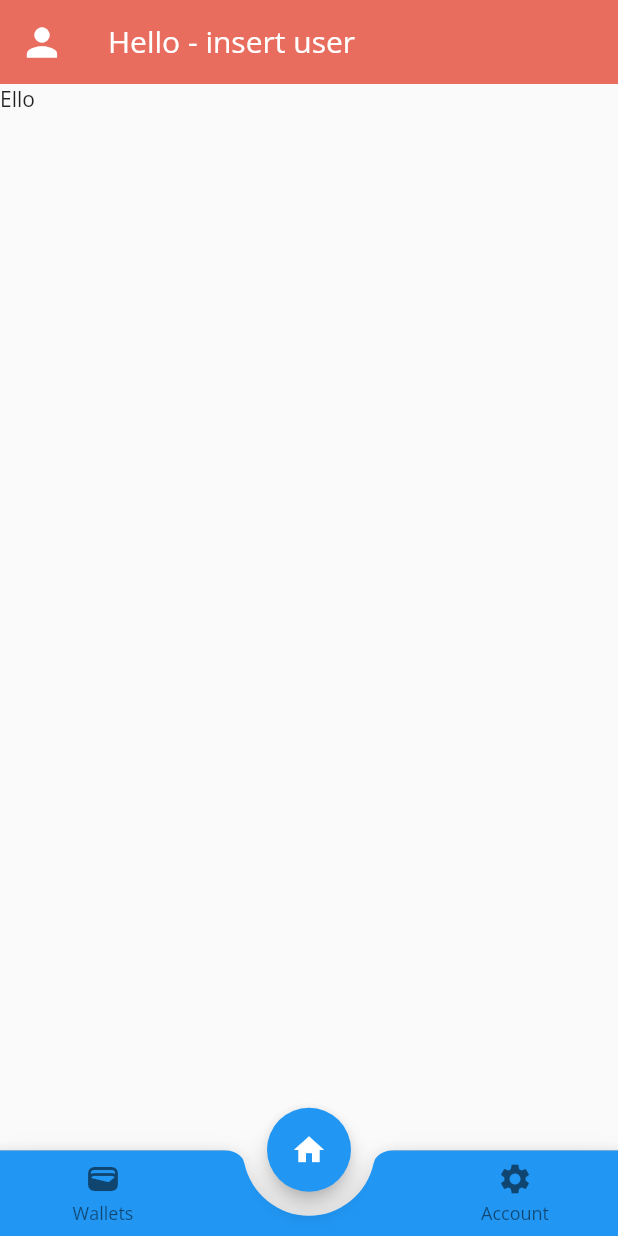
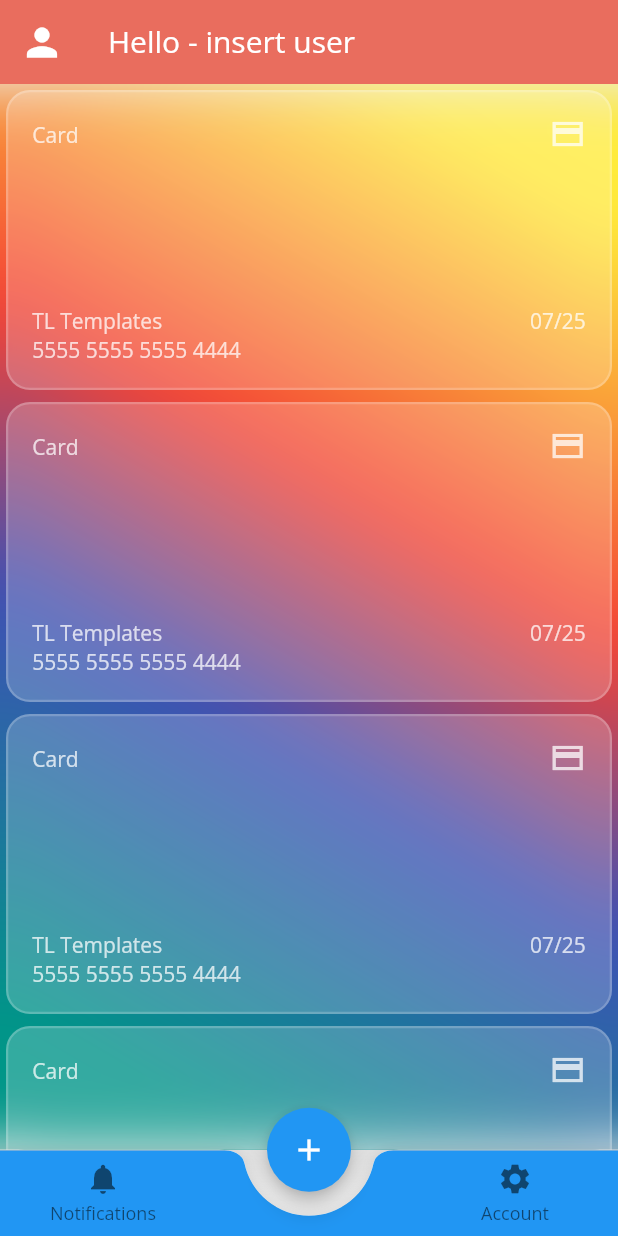
Before and after one commit to Adrian0012/ticketson, a Flutter app: the screen it shows after launch, on a phone screen of 412 x 824 dp. Run offline on Flutter 3.47's test engine with Material 2 defaults, Android fonts, the phone set to English and light mode, and no system bars; our stand-ins replace beamer, bloc, equatable, flutter_bloc, flutter_secure_storage, loading_animation_widget.

Commit message:
init wallet screen

```diff
--- /dev/null
+++ b/ticketson/assets/wallets.json
@@ -0,0 +1,29 @@
+{
+  "data": [
+    {
+      "uid":"b6eaf203-14f0-481b-9d15-e2e6a0b285ea",
+      "name": "Wallet1",
+      "createdAt": "2022-11-01 00:00:32.370"
+    },
+    {
+      "uid":"d8128c05-5f67-4557-a1e2-ffe5e5e5df80",
+      "name": "Wallet2",
+      "createdAt": "2022-11-01 00:00:32.370"
+    },
+    {
+      "uid":"173c891f-5025-485a-8d14-86d13142fe75",
+      "name": "Wallet3",
+      "createdAt": "2022-11-01 00:00:32.370"
+    },
+    {
+      "uid":"50049b76-5ec1-4c42-b9ff-c0c96b9e9e45",
+      "name": "Wallet4",
+      "createdAt": "2022-11-01 00:00:32.370"
+    },
+    {
+      "uid":"fc923114-6838-43f2-9f34-e52b6547c673",
+      "name": "Wallet5",
+      "createdAt": "2022-11-01 00:00:32.370"
+    }
+  ]
+}
--- a/ticketson/lib/modules/dashboard/screens/dashboard.dart
+++ b/ticketson/lib/modules/dashboard/screens/dashboard.dart
@@ -1,7 +1,13 @@
+import 'dart:ui';
+
 import 'package:beamer/beamer.dart';
 import 'package:flutter/material.dart';
+import 'package:flutter_bloc/flutter_bloc.dart';
+import 'package:loading_animation_widget/loading_animation_widget.dart';
 import 'package:ticketson/config/themes/palette.dart';
 import 'package:ticketson/config/urls.dart';
+import 'package:ticketson/modules/wallet/bloc/wallet_bloc.dart';
+import 'package:ticketson/modules/wallet/models/wallet.dart';
 import 'package:ticketson/widgets/bottom_navbar.dart';
 
 class DashboardScreen extends StatefulWidget {
@@ -12,6 +18,14 @@ class DashboardScreen extends StatefulWidget {
 }
 
 class _DashboardScreenState extends State<DashboardScreen> {
+  final WalletBloc _walletBloc = WalletBloc();
+
+  @override
+  void initState() {
+    _walletBloc.add(GetWallets());
+    super.initState();
+  }
+
   @override
   Widget build(BuildContext context) {
     return Scaffold(
@@ -26,9 +40,7 @@ class _DashboardScreenState extends State<DashboardScreen> {
           elevation: 0.0,
           backgroundColor: Palette.primaryColor,
         ),
-        body: Container(
-          child: Text('Ello'),
-        ),
+        body: _buildWallets(),
         bottomNavigationBar: const Navbar(selectedIndex: 1),
         floatingActionButtonLocation:
             FloatingActionButtonLocation.miniCenterDocked,
@@ -36,11 +48,153 @@ class _DashboardScreenState extends State<DashboardScreen> {
           padding: const EdgeInsets.all(8.0),
           child: FloatingActionButton(
             backgroundColor: Colors.blue,
-            child: const Icon(Icons.home),
+            child: const Icon(Icons.add),
             onPressed: () {
               Beamer.of(context).beamToNamed(Routes.dashboard);
             },
           ),
         ));
   }
+
+  Widget _buildWallets() {
+    return BlocProvider(
+      create: (_) => _walletBloc,
+      child: BlocListener<WalletBloc, WalletState>(
+        listener: (context, state) {
+          if (state is WalletsError) {
+            ScaffoldMessenger.of(context).showSnackBar(
+              SnackBar(
+                content: Text(state.errorMessage),
+              ),
+            );
+          }
+        },
+        child: BlocBuilder<WalletBloc, WalletState>(
+          builder: (context, state) {
+            if (state is WalletsInitial) {
+              return LoadingAnimationWidget.beat(
+                  color: Palette.primaryColor, size: 10.0);
+            } else if (state is WalletsLoading) {
+              return LoadingAnimationWidget.beat(
+                  color: Palette.primaryColor, size: 10.0);
+            } else if (state is WalletsLoaded) {
+              return _buildWalletItems(context, state.wallets);
+            } else {
+              return Container();
+            }
+          },
+        ),
+      ),
+    );
+  }
 }
+
+Widget _buildWalletItems(BuildContext context, List<Wallet> model) {
+  // set the listview builder as the container child
+  return Column(
+    children: <Widget>[
+      Expanded(
+        child: Container(
+          decoration: BoxDecoration(
+            borderRadius: BorderRadius.circular(16.0),
+            gradient: const LinearGradient(
+              begin: Alignment.topRight,
+              end: Alignment.bottomLeft,
+              stops: [
+                0.1,
+                0.4,
+                0.6,
+                0.9,
+              ],
+              colors: [
+                Colors.yellow,
+                Colors.red,
+                Colors.indigo,
+                Colors.teal,
+              ],
+            ),
+            boxShadow: [
+              BoxShadow(
+                blurRadius: 16,
+                spreadRadius: 16,
+                color: Colors.black.withOpacity(0.1),
+              ),
+            ],
+          ),
+          child: ClipRRect(
+            child: BackdropFilter(
+              filter: ImageFilter.blur(
+                sigmaX: 20.0,
+                sigmaY: 20.0,
+              ),
+              child: ListView.builder(
+                  itemCount: model.length,
+                  itemBuilder: (BuildContext content, int index) {
+                    final Wallet wallett = model[index];
+                    return const Padding(
+                      padding: EdgeInsets.all(4.0),
+                      child: test(),
+                    );
+                  }),
+            ),
+          ),
+        ),
+      )
+    ],
+  );
+}
+
+class test extends StatelessWidget {
+  const test({
+    Key? key,
+  }) : super(key: key);
+
+  @override
+  Widget build(BuildContext context) {
+    return Container(
+        width: 360,
+        height: 200,
+        decoration: BoxDecoration(
+            color: Colors.white.withOpacity(0.2),
+            borderRadius: BorderRadius.circular(16.0),
+            border: Border.all(
+              width: 1.5,
+              color: Colors.white.withOpacity(0.2),
+            )),
+        child: Padding(
+          padding: const EdgeInsets.all(16.0),
+          child: Column(
+            children: [
+              Row(
+                mainAxisAlignment: MainAxisAlignment.spaceBetween,
+                children: [
+                  Text('Card',
+                      style: TextStyle(color: Colors.white.withOpacity(0.75))),
+                  Icon(
+                    Icons.credit_card_sharp,
+                    color: Colors.white.withOpacity(0.75),
+                  )
+                ],
+              ),
+              const Spacer(),
+              Row(
+                mainAxisAlignment: MainAxisAlignment.spaceBetween,
+                children: [
+                  Text('TL Templates',
+                      style: TextStyle(color: Colors.white.withOpacity(0.75))),
+                  Text('07/25',
+                      style: TextStyle(color: Colors.white.withOpacity(0.75))),
+                ],
+              ),
+              Row(
+                mainAxisAlignment: MainAxisAlignment.spaceBetween,
+                children: [
+                  Text('5555 5555 5555 4444',
+                      style: TextStyle(color: Colors.white.withOpacity(0.75))),
+                ],
+              )
+            ],
+          ),
+        ));
+  }
+}
--- /dev/null
+++ b/ticketson/lib/modules/wallet/bloc/wallet_bloc.dart
@@ -0,0 +1,23 @@
+import 'package:bloc/bloc.dart';
+import 'package:equatable/equatable.dart';
+import 'package:ticketson/modules/wallet/models/wallet.dart';
+import 'package:ticketson/modules/wallet/repository/wallet_repository.dart';
+
+part 'wallet_event.dart';
+part 'wallet_state.dart';
+
+class WalletBloc extends Bloc<WalletEvent, WalletState> {
+  WalletBloc() : super(WalletsInitial()) {
+    final WalletRepository walletRepository = WalletRepository();
+
+    on<GetWallets>((event, emit) async {
+      emit(WalletsLoading());
+      final List<Wallet> wallets = await walletRepository.getWallets();
+      if (wallets.isNotEmpty) {
+        emit(WalletsLoaded(wallets));
+      } else {
+        emit(const WalletsError('GET Wallets Error'));
+      }
+    });
+  }
+}
--- /dev/null
+++ b/ticketson/lib/modules/wallet/bloc/wallet_event.dart
@@ -0,0 +1,10 @@
+part of 'wallet_bloc.dart';
+
+abstract class WalletEvent extends Equatable {
+  const WalletEvent();
+
+  @override
+  List<Object> get props => [];
+}
+
+class GetWallets extends WalletEvent {}
--- /dev/null
+++ b/ticketson/lib/modules/wallet/bloc/wallet_state.dart
@@ -0,0 +1,22 @@
+part of 'wallet_bloc.dart';
+
+abstract class WalletState extends Equatable {
+  const WalletState();
+
+  @override
+  List<Object?> get props => [];
+}
+
+class WalletsInitial extends WalletState {}
+
+class WalletsLoading extends WalletState {}
+
+class WalletsError extends WalletState {
+  final String errorMessage;
+  const WalletsError(this.errorMessage);
+}
+
+class WalletsLoaded extends WalletState {
+  final List<Wallet> wallets;
+  const WalletsLoaded(this.wallets);
+}
--- /dev/null
+++ b/ticketson/lib/modules/wallet/models/wallet.dart
@@ -0,0 +1,20 @@
+import 'package:json_annotation/json_annotation.dart';
+
+part 'wallet.g.dart';
+
+@JsonSerializable()
+class Wallet {
+  final String uid;
+  final String name;
+  final DateTime createdAt;
+
+  Wallet(
+    this.uid,
+    this.name,
+    this.createdAt,
+  );
+
+  factory Wallet.fromJson(Map<String, dynamic> json) => _$WalletFromJson(json);
+
+  Map<String, dynamic> toJson() => _$WalletToJson(this);
+}
--- /dev/null
+++ b/ticketson/lib/modules/wallet/provider/wallet_provider.dart
@@ -0,0 +1,45 @@
+import 'dart:convert';
+
+import 'package:flutter/services.dart';
+import 'package:http/http.dart';
+import 'package:ticketson/constants/rest_api_urls.dart';
+import 'package:ticketson/modules/wallet/models/wallet.dart';
+import 'package:ticketson/services/secure_storage/storage_item.dart';
+import 'package:ticketson/services/secure_storage/storage_service.dart';
+
+class WalletProvider {
+  final String _baseApi = RestApiUrls.baseUrl;
+  final StorageService _storageService = StorageService.instance();
+
+  Future<List<Wallet>> getWallets() async {
+    // String? securityToken =
+    //     await _storageService.read(key: Token.key) as String;
+    // Map<String, String> headers = {
+    //   "Content-type": "application/json",
+    //   "Accept": "application/json",
+    //   "Authorization": "Token $securityToken",
+    // };
+    // Response response = await get(
+    //   Uri.parse('$_baseApi/wallets/'),
+    //   headers: headers,
+    // );
+    // if (response.statusCode == 200) {
+    //   final responseData = json.decode(response.body);
+    //   if (responseData != null) {
+    //     final List<Wallet> result = List<Wallet>.from(
+    //         responseData.map((e) => Wallet.fromJson(e)).toList());
+    //     return result;
+    //   } else {
+    //     throw 'API GET Wallet List Error';
+    //   }
+    // } else {
+    //   throw 'API Error';
+    // }
+
+    String response = await rootBundle.loadString('assets/wallets.json');
+    Map<String, dynamic> result = json.decode(response);
+    final List<Wallet> data = List<Wallet>.from(
+        result['data'].map((e) => Wallet.fromJson(e)).toList());
+    return data;
+  }
+}
--- /dev/null
+++ b/ticketson/lib/modules/wallet/repository/wallet_repository.dart
@@ -0,0 +1,14 @@
+import 'dart:async';
+
+import 'package:ticketson/modules/wallet/models/wallet.dart';
+import 'package:ticketson/modules/wallet/provider/wallet_provider.dart';
+
+class WalletRepository {
+  final _walletProvider = WalletProvider();
+
+  Future<List<Wallet>> getWallets() {
+    return _walletProvider.getWallets();
+  }
+}
+
+class NetworkError extends Error {}
--- a/ticketson/lib/widgets/bottom_navbar.dart
+++ b/ticketson/lib/widgets/bottom_navbar.dart
@@ -32,7 +32,8 @@ class _NavbarState extends State<Navbar> {
           backgroundColor: Colors.blue,
           selectedItemColor: Colors.white,
           items: const <BottomNavigationBarItem>[
-            BottomNavigationBarItem(icon: Icon(Icons.wallet), label: 'Wallets'),
+            BottomNavigationBarItem(
+                icon: Icon(Icons.notifications), label: 'Notifications'),
             BottomNavigationBarItem(icon: Icon(Icons.home), label: ''),
             BottomNavigationBarItem(
                 icon: Icon(Icons.settings), label: 'Account')
--- a/ticketson/pubspec.yaml
+++ b/ticketson/pubspec.yaml
@@ -42,6 +42,8 @@ dev_dependencies:
 flutter:
   assets:
       - assets/
+      - assets/wallets.json
+      - assets/images/
   fonts:
     - family: OpenSans
       fonts:
```
Also changed, not shown: ticketson/assets/images/random.png (added), ticketson/lib/modules/wallet/models/wallet.g.dart (added).
